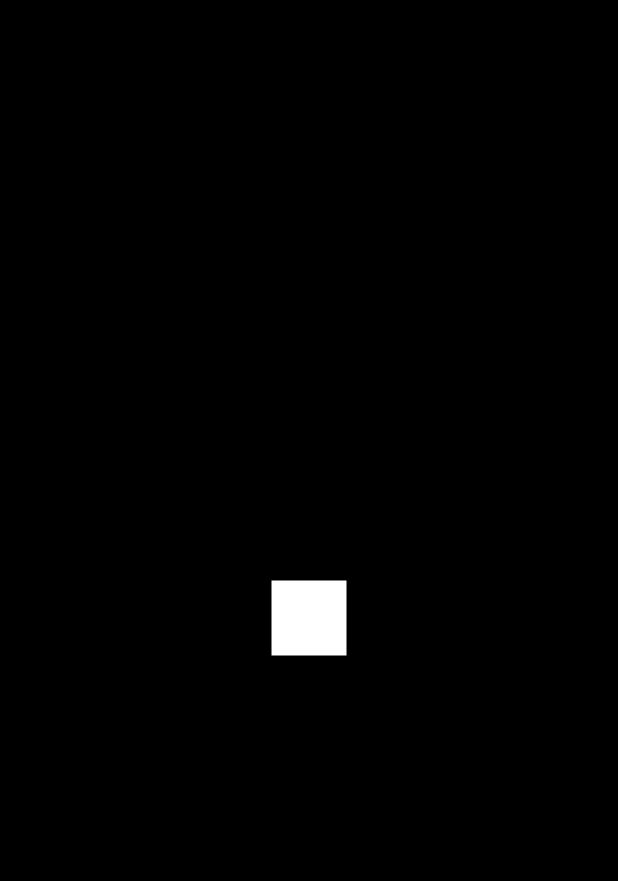
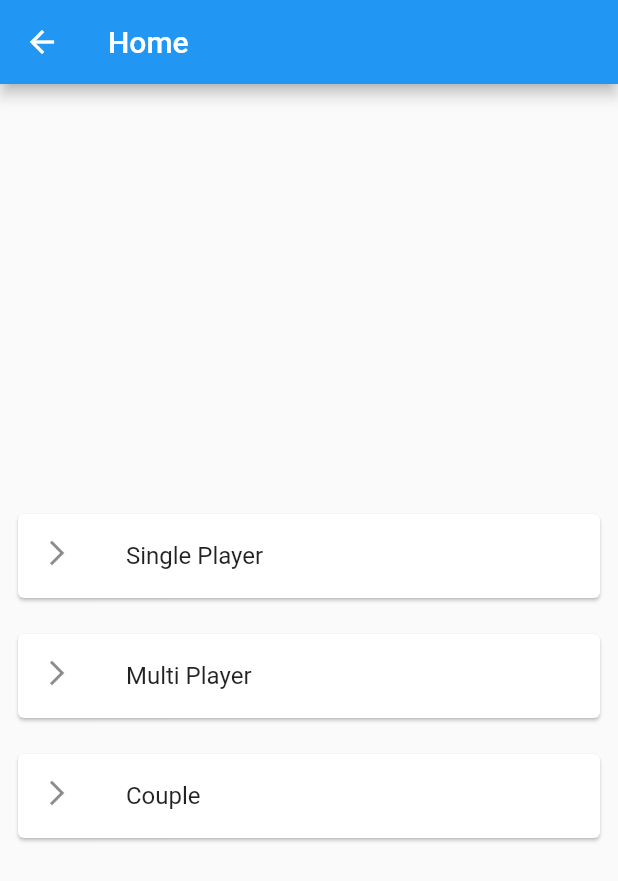
Before and after one commit to Heleo2705/Commercial_app1, a Flutter app: the screen it shows after launch, on a phone screen of 412 x 824 dp. Shown: the top 881 px of the screen. Run offline on Flutter 3.47's test engine with Material 2 defaults, Android fonts, the phone set to English and light mode, and no system bars.

Commit message:
added home

```diff
--- a/lib/main.dart
+++ b/lib/main.dart
@@ -1,10 +1,12 @@
 import 'package:flutter/material.dart';
 import 'screens/Splash.dart';
+import 'screens/Home.dart';
 
 void main() {
   runApp(MaterialApp(
     routes: {
       '/': (context) => Splash(),
+      '/home': (context) => Home(),
     },
   ));
 }
--- /dev/null
+++ b/lib/screens/Home.dart
@@ -0,0 +1,42 @@
+import 'package:flutter/material.dart';
+
+class Home extends StatefulWidget {
+  @override
+  _HomeState createState() => _HomeState();
+}
+
+class _HomeState extends State<Home> {
+  @override
+  Widget build(BuildContext context) {
+    return Scaffold(
+      appBar: AppBar(
+        title: Text("Home"),
+      ),
+      body: Column(
+        children: <Widget>[
+          SizedBox(
+            height: MediaQuery.of(context).size.height / 3,
+          ),
+          card1('Single Player'),
+          card1('Multi Player'),
+          card1('Couple'),
+        ],
+      ),
+    );
+  }
+}
+
+Widget card1(String text) {
+  return Padding(
+    padding: const EdgeInsets.all(8.0),
+    child: Card(
+      child: ListTile(
+        leading: Icon(
+          Icons.arrow_forward_ios,
+          size: 20,
+        ),
+        title: Text(text),
+      ),
+    ),
+  );
+}
--- a/lib/screens/Splash.dart
+++ b/lib/screens/Splash.dart
@@ -11,6 +11,10 @@ class _SplashState extends State<Splash> with SingleTickerProviderStateMixin {
   @override
   void initState() {
     super.initState();
+    Future.delayed(Duration(seconds: 3)).then((onValue) {
+      Navigator.pushNamed(context, '/home');
+    });
+
     _animationController =
         AnimationController(vsync: this, duration: Duration(seconds: 1));
     _animation = Tween<double>(begin: 0.0, end: 1.0).animate(
```
